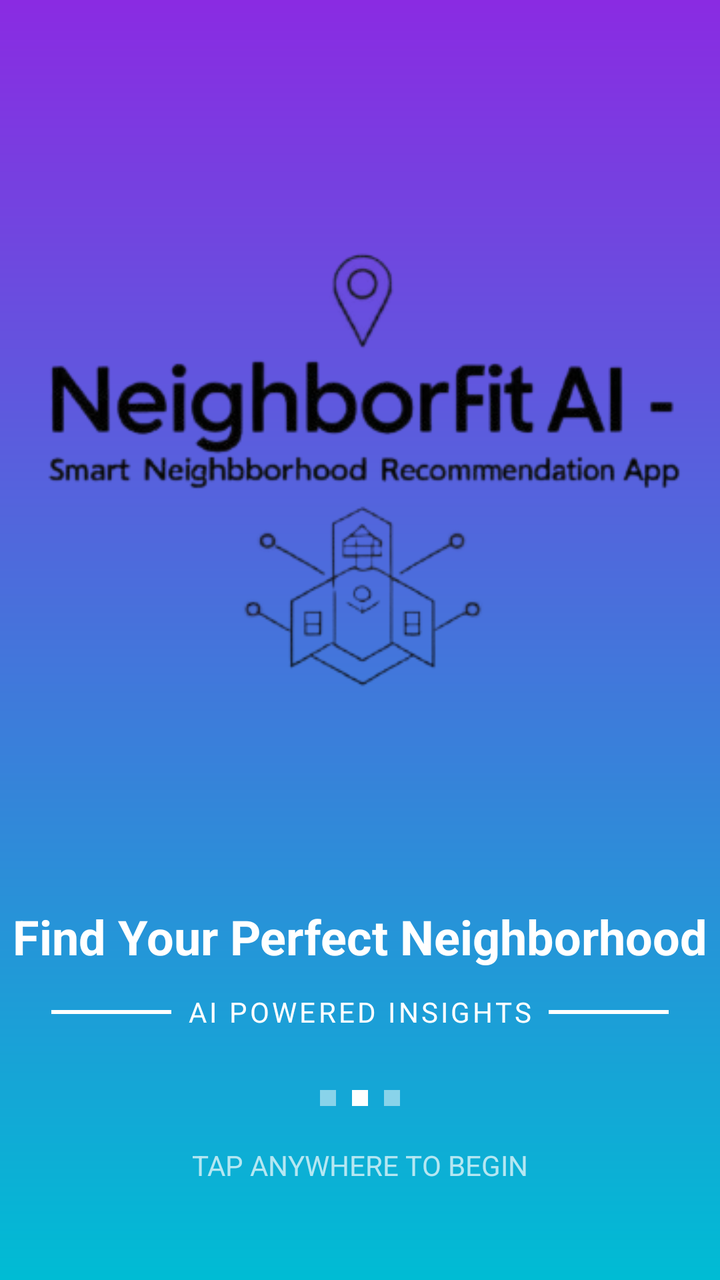
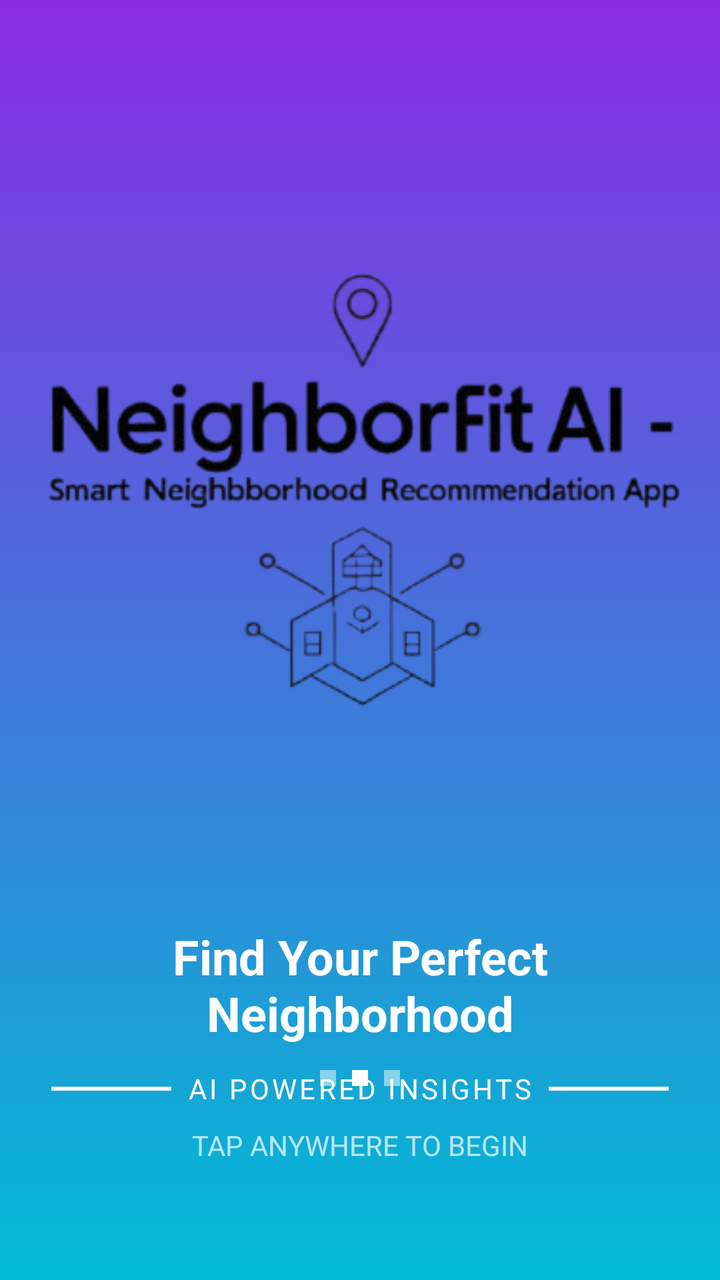

Compare the two renders of this Android layout. The source of the first and the diff that turns it into the second are given below.
<!-- AndroidManifest.xml: application theme Theme.NeighborFitAI -->
<!-- res/layout/activity_splash.xml -->
<?xml version="1.0" encoding="utf-8"?>
<androidx.constraintlayout.widget.ConstraintLayout
    xmlns:android="http://schemas.android.com/apk/res/android"
    xmlns:app="http://schemas.android.com/apk/res-auto"
    android:layout_width="match_parent"
    android:layout_height="match_parent"
    android:background="@drawable/splash_background">

    
    <ImageView
        android:id="@+id/logo"
        android:layout_width="381dp"
        android:layout_height="440dp"
        android:contentDescription="App Logo"
        android:src="@drawable/logo"
        app:layout_constraintBottom_toTopOf="@id/mainText"
        app:layout_constraintEnd_toEndOf="parent"
        app:layout_constraintStart_toStartOf="parent"
        app:layout_constraintTop_toTopOf="parent"
        android:layout_marginTop="12dp"
        app:layout_constraintVertical_bias="0.35" />

    
    <TextView
        android:id="@+id/mainText"
        android:layout_width="wrap_content"
        android:layout_height="wrap_content"
        android:text="Find Your Perfect Neighborhood"
        android:textColor="@android:color/white"
        android:textSize="24sp"
        android:textStyle="bold"
        android:gravity="center"
        app:layout_constraintTop_toBottomOf="@id/logo"
        app:layout_constraintStart_toStartOf="parent"
        app:layout_constraintEnd_toEndOf="parent"/>

    
    <View
        android:id="@+id/line_before"
        android:layout_width="60dp"
        android:layout_height="2dp"
        android:background="@android:color/white"
        app:layout_constraintEnd_toStartOf="@id/subText"
        app:layout_constraintTop_toTopOf="@id/subText"
        app:layout_constraintBottom_toBottomOf="@id/subText"
        android:layout_marginEnd="8dp"/>

    
    <TextView
        android:id="@+id/subText"
        android:layout_width="wrap_content"
        android:layout_height="wrap_content"
        android:text="AI POWERED INSIGHTS"
        android:textColor="@android:color/white"
        android:textSize="14sp"
        android:letterSpacing="0.1"
        android:layout_marginTop="12dp"
        app:layout_constraintTop_toBottomOf="@id/mainText"
        app:layout_constraintStart_toStartOf="parent"
        app:layout_constraintEnd_toEndOf="parent"/>

    
    <View
        android:id="@+id/line_after"
        android:layout_width="60dp"
        android:layout_height="2dp"
        android:background="@android:color/white"
        app:layout_constraintStart_toEndOf="@id/subText"
        app:layout_constraintTop_toTopOf="@id/subText"
        app:layout_constraintBottom_toBottomOf="@id/subText"
        android:layout_marginStart="8dp"/>

    
    <LinearLayout
        android:id="@+id/dotsLayout"
        android:layout_width="wrap_content"
        android:layout_height="wrap_content"
        android:orientation="horizontal"
        android:layout_marginBottom="16dp"
        app:layout_constraintBottom_toTopOf="@id/tapToBegin"
        app:layout_constraintStart_toStartOf="parent"
        app:layout_constraintEnd_toEndOf="parent">

        <View
            android:layout_width="8dp"
            android:layout_height="8dp"
            android:layout_margin="4dp"
            android:background="@android:color/white"
            android:alpha="0.5"/>

        <View
            android:layout_width="8dp"
            android:layout_height="8dp"
            android:layout_margin="4dp"
            android:background="@android:color/white"/>

        <View
            android:layout_width="8dp"
            android:layout_height="8dp"
            android:layout_margin="4dp"
            android:background="@android:color/white"
            android:alpha="0.5"/>
    </LinearLayout>

    
    <TextView
        android:id="@+id/tapToBegin"
        android:layout_width="wrap_content"
        android:layout_height="wrap_content"
        android:text="TAP ANYWHERE TO BEGIN"
        android:textColor="@android:color/white"
        android:textSize="14sp"
        android:alpha="0.7"
        android:layout_marginBottom="48dp"
        app:layout_constraintBottom_toBottomOf="parent"
        app:layout_constraintStart_toStartOf="parent"
        app:layout_constraintEnd_toEndOf="parent"/>

</androidx.constraintlayout.widget.ConstraintLayout>
<!-- resources referenced by this layout -->
<resources>
  <!-- drawable logo: png bitmap (drawable, 43181 bytes) -->
  <!-- drawable splash_background (drawable) -->
  <?xml version="1.0" encoding="utf-8"?>
  <shape xmlns:android="http://schemas.android.com/apk/res/android"
      android:shape="rectangle">
      <gradient
          android:type="linear"
          android:angle="-90"
          android:startColor="#8A2BE2"
          android:endColor="#00BCD4" />
  </shape>
  <style name="Theme.NeighborFitAI" parent="Base.Theme.NeighborFitAI" />
  <style name="Base.Theme.NeighborFitAI" parent="Theme.Material3.DayNight.NoActionBar">
          
          
      </style>
</resources>

<!-- the commit's change to res/layout/activity_splash.xml (unified diff, before → after) -->
@@ -4,7 +4,8 @@
     xmlns:app="http://schemas.android.com/apk/res-auto"
     android:layout_width="match_parent"
     android:layout_height="match_parent"
-    android:background="@drawable/splash_background">
+    android:background="@drawable/splash_background"
+    android:padding="10dp">
 
     
     <ImageView
